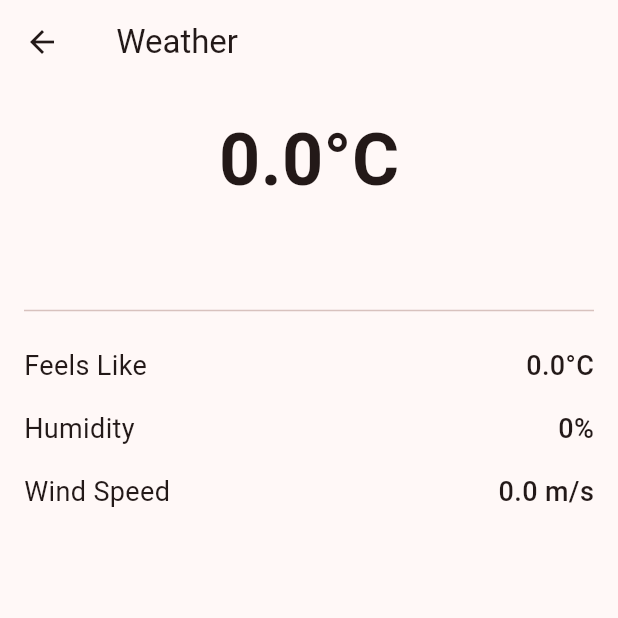
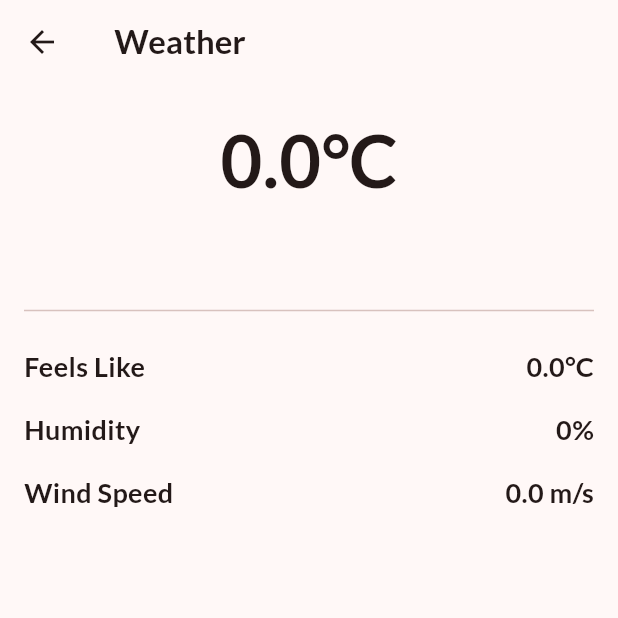
Before and after one commit to irfanekon04/weather_app, a Flutter app: the WeatherDetailPage screen opened directly with empty values, on a phone screen of 412 x 824 dp, the top half of it. Run offline on Flutter 3.47's test engine with Material 3 defaults, Android fonts, the phone set to English and light mode, and no system bars; our stand-ins replace geocoding, geolocator, google_fonts, lottie, shared_preferences; accounts and stored records are empty.

Commit message:
font changed

```diff
--- a/lib/pages/detailed_weather_page.dart
+++ b/lib/pages/detailed_weather_page.dart
@@ -1,5 +1,6 @@
 import 'package:flutter/material.dart';
-import 'package:weather_app/model/weather_model.dart'; // replace with actual path
+import 'package:google_fonts/google_fonts.dart';
+import 'package:weather_app/model/weather_model.dart';
 
 class WeatherDetailPage extends StatelessWidget {
   final Weather weather;
@@ -10,7 +11,7 @@ class WeatherDetailPage extends StatelessWidget {
   Widget build(BuildContext context) {
     return Scaffold(
       appBar: AppBar(
-        title: Text('${weather.cityName} Weather'),
+        title: Text('${weather.cityName} Weather',style: GoogleFonts.lato(fontWeight: FontWeight.w600)),
       ),
       body: Padding(
         padding: const EdgeInsets.all(16.0),
@@ -20,14 +21,14 @@ class WeatherDetailPage extends StatelessWidget {
             Center(
               child: Text(
                 '${weather.temperature.toStringAsFixed(1)}°C',
-                style: const TextStyle(fontSize: 48, fontWeight: FontWeight.bold),
+                style: GoogleFonts.lato(fontWeight: FontWeight.w600, fontSize: 48),
               ),
             ),
             const SizedBox(height: 16),
             Center(
               child: Text(
                 weather.mainCondition,
-                style: const TextStyle(fontSize: 24),
+                style: GoogleFonts.lato(fontWeight: FontWeight.w600, fontSize: 24),
               ),
             ),
             const Divider(height: 32),
@@ -54,8 +55,8 @@ class WeatherInfoRow extends StatelessWidget {
       child: Row(
         mainAxisAlignment: MainAxisAlignment.spaceBetween,
         children: [
-          Text(label, style: const TextStyle(fontSize: 18)),
-          Text(value, style: const TextStyle(fontSize: 18, fontWeight: FontWeight.w500)),
+          Text(label, style: GoogleFonts.lato(fontWeight: FontWeight.w600, fontSize: 18)),
+          Text(value, style: GoogleFonts.lato(fontWeight: FontWeight.w600, fontSize: 18)),
         ],
       ),
     );
```
Also changed, not shown: pubspec.lock.
